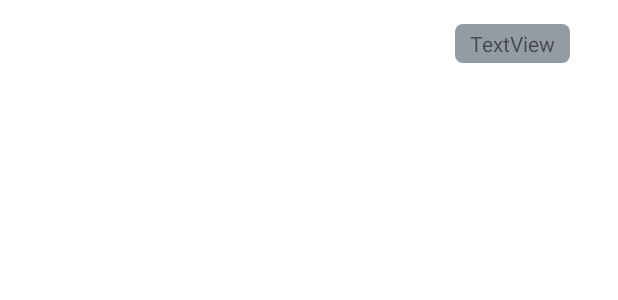
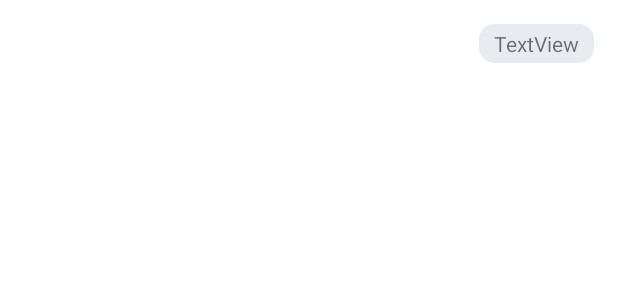
Before and after one commit to GautamSharma05/Authentication, an Android app: the layout item_send.xml on its own in the app's theme, with its tools: preview values and no code run, on a phone screen of 412 x 824 dp. Shown: the top 300 px of the screen. Run offline under Robolectric (Android 15) with nearby library versions, the phone set to English and light mode, and no system bars.

Commit message:
Update Project

```diff
--- a/app/src/main/AndroidManifest.xml
+++ b/app/src/main/AndroidManifest.xml
@@ -9,7 +9,7 @@
         android:roundIcon="@mipmap/ic_launcher_round"
         android:supportsRtl="true"
         android:theme="@style/Theme.Authentication">
-        <activity android:name=".Activity.ChatActivity" />
+        <activity android:name=".ChatActivity" />
         <activity android:name=".CompleteProfile" />
         <activity android:name=".ProfileActivity" />
         <activity android:name=".ForgotPassword" />
--- a/app/src/main/java/com/example/authentication/CustomAdapter.java
+++ b/app/src/main/java/com/example/authentication/CustomAdapter.java
@@ -49,7 +49,7 @@ public class CustomAdapter extends RecyclerView.Adapter<CustomAdapter.ViewHolder
         viewHolder.itemView.setOnClickListener(new View.OnClickListener() {
             @Override
             public void onClick(View v) {
-                Intent intent = new Intent(context, ChatActivity.class);
+                Intent intent = new Intent(context,ChatActivity.class);
                 intent.putExtra("FullName",users.getFullName());
                 intent.putExtra("ProfileImage",users.getProfileImage());
                 intent.putExtra("uid",users.getUid());
--- a/app/src/main/java/com/example/authentication/MainActivity.java
+++ b/app/src/main/java/com/example/authentication/MainActivity.java
@@ -47,8 +47,9 @@ public class MainActivity extends AppCompatActivity {
                       List<DocumentSnapshot> list = queryDocumentSnapshots.getDocuments();
                       for (DocumentSnapshot d : list){
                           Users u = d.toObject(Users.class);
-
-                          usersArrayList.add(u);
+                          if(!u.getUid().equals(FirebaseAuth.getInstance().getUid())) {
+                              usersArrayList.add(u);
+                          }
                       }
                       customAdapter.notifyDataSetChanged();
                   }else{
--- a/app/src/main/res/drawable/grey_send_message_background.xml
+++ b/app/src/main/res/drawable/grey_send_message_background.xml
@@ -1,5 +1,5 @@
 <?xml version="1.0" encoding="utf-8"?>
 <shape android:shape="rectangle" xmlns:android="http://schemas.android.com/apk/res/android">
-    <solid android:color="#949ca3" />
-    <corners android:radius="5dp" />
+    <solid android:color="#e8ecf1" />
+    <corners android:radius="10dp" />
 </shape>
--- a/app/src/main/res/drawable/white_recieve_message_backgroung.xml
+++ b/app/src/main/res/drawable/white_recieve_message_backgroung.xml
@@ -1,5 +1,5 @@
 <?xml version="1.0" encoding="utf-8"?>
 <shape android:shape="rectangle" xmlns:android="http://schemas.android.com/apk/res/android">
     <solid android:color="@color/white" />
-    <corners android:radius="5dp" />
+    <corners android:radius="10dp" />
 </shape>
--- a/app/src/main/res/layout/item_send.xml
+++ b/app/src/main/res/layout/item_send.xml
@@ -9,8 +9,8 @@
         android:layout_width="wrap_content"
         android:layout_height="wrap_content"
         android:layout_marginTop="16dp"
-        android:layout_marginEnd="32dp"
-        android:layout_marginRight="32dp"
+        android:layout_marginEnd="16dp"
+        android:layout_marginRight="16dp"
         android:background="@drawable/grey_send_message_background"
         android:paddingLeft="10dp"
         android:paddingTop="3dp"
```
Also changed, not shown: app/src/main/res/layout/item_recieve.xml (+6 -2 lines).
